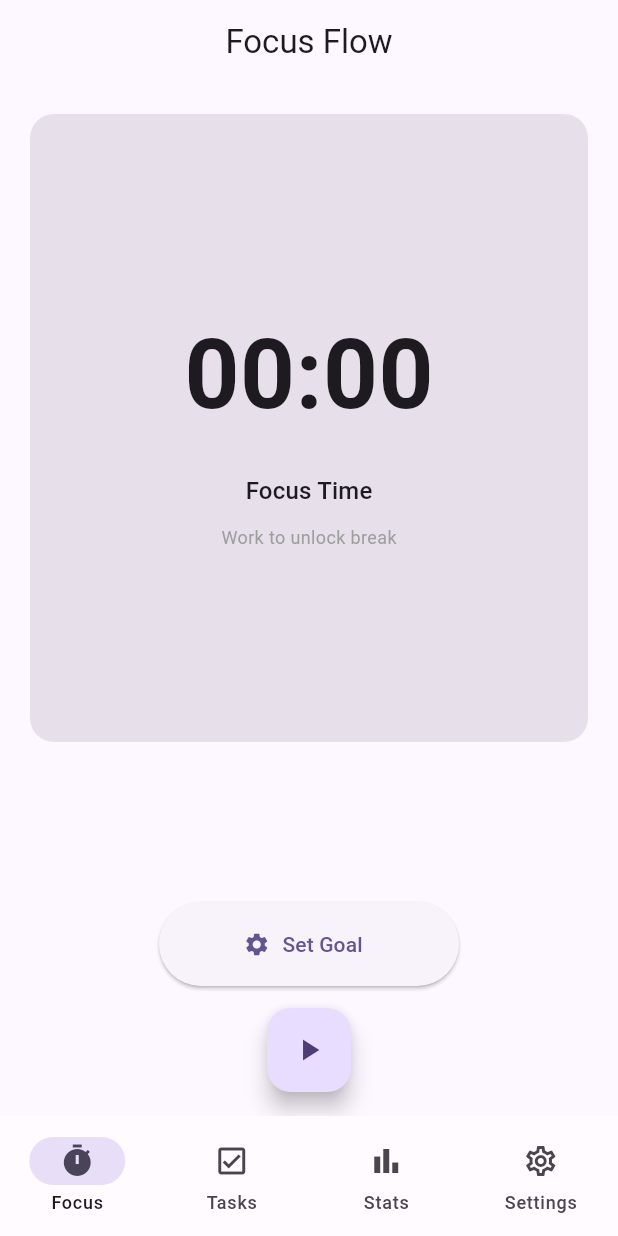
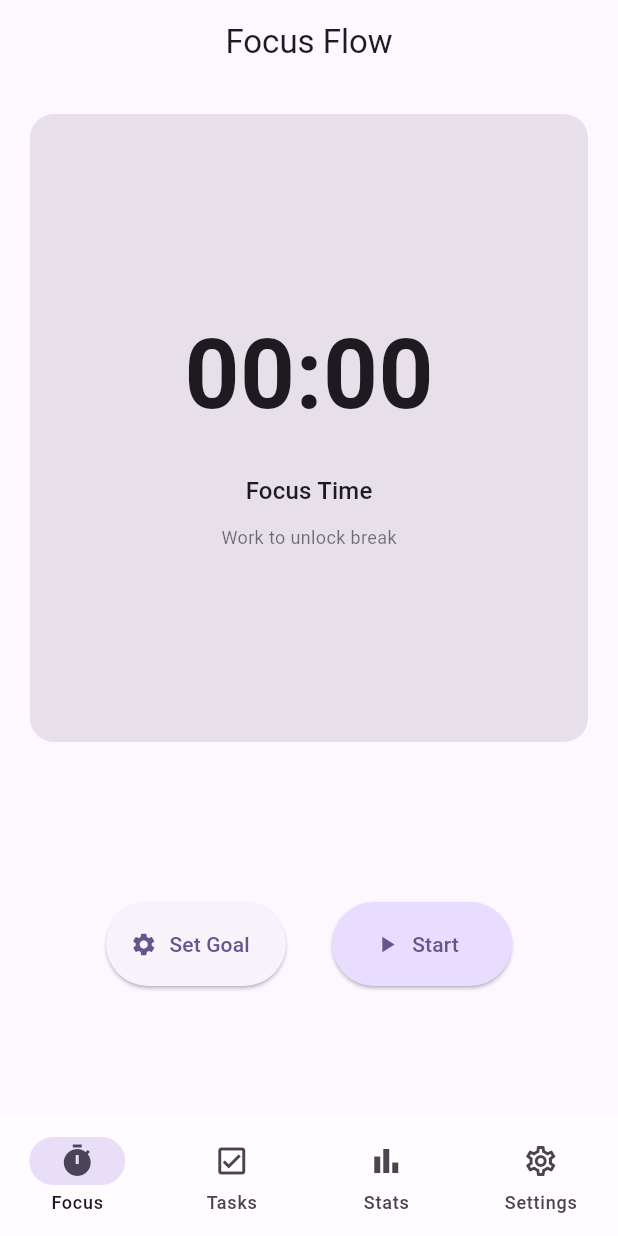
Before and after one commit to 7eopard/flutter-focus-flow, a Flutter app: the screen it shows after launch, on a phone screen of 412 x 824 dp. Run offline on Flutter 3.47's test engine with Material 3 defaults, Android fonts, the phone set to English and light mode, and no system bars.

Commit message:
feat: Improve undo functionality and rest state UI in focus flow app\n\n- 修复 complete&rest 后也应该暂存并显示undo按钮的问题\n- 修复 apply 后没有undo按钮的问题\n- 更新rest活跃状态下的按钮显示逻辑（backtofocus和skipandfocus）\n- 限制休息时的调整功能\n\nfeat: 改进专注流应用中的撤销功能和休息状态UI\n\n- Fixed issue where undo button wasn't showing after complete&rest\n- Fixed issue where undo button wasn't showing after apply\n- Updated button display logic in rest active state (backtofocus and skipandfocus)\n- Restricted adjustment functionality during rest state

```diff
--- a/flutter_focus_flow/lib/views/focus_view.dart
+++ b/flutter_focus_flow/lib/views/focus_view.dart
@@ -1,4 +1,3 @@
-import 'dart:async';
 import 'package:flutter/material.dart';
 import 'package:flutter_focus_flow/services/focus_service.dart';
 import 'package:provider/provider.dart';
@@ -18,49 +17,7 @@ class _FocusViewState extends State<FocusView> {
     super.initState();
   }
 
-  // 显示通知的方法
-  void _showNotification(String message) {
-    // 为简单起见，使用SnackBar，但可以自定义为在navbar上方显示
-    ScaffoldMessenger.of(context).showSnackBar(
-      SnackBar(
-        content: Text(message),
-        backgroundColor: Colors.grey[800],
-        behavior: SnackBarBehavior.floating,
-        margin: const EdgeInsets.only(
-          bottom: 80, // 80是大致的navbar高度
-          left: 16,
-          right: 16,
-        ),
-        duration: const Duration(seconds: 2),
-      ),
-    );
-  }
 
-  // 尝试开始休息的方法（当没有解锁时会失败）
-  void _tryStartBreak() {
-    if (!_focusService.state.isBreakUnlocked) {
-      _showNotification('Goal not reached yet! Keep focusing to unlock break.');
-    } else {
-      _focusService.startBreak();
-    }
-  }
-
-  // 检查是否可以进行交互（开始后且暂停时）
-  bool _canInteract() {
-    // 只有在计时器已开始（timeInSeconds > 0）且当前处于暂停状态时才能交互
-    return _focusService.state.timeInSeconds > 0 && !_focusService.state.isActive;
-  }
-
-  // 尝试高级休息的方法
-  void _tryAdvancedBreak() {
-    if (!_canInteract()) {
-      _showNotification('Timer must be started and paused to use advanced break.');
-    } else if (_focusService.state.mode == FocusMode.rest) {
-      _showNotification('Cannot use advanced break during rest mode.');
-    } else {
-      _focusService.advancedBreak();
-    }
-  }
 
   @override
   Widget build(BuildContext context) {
@@ -71,7 +28,9 @@ class _FocusViewState extends State<FocusView> {
         title: const Text('Focus Flow'),
         centerTitle: true,
         actions: [
-          if (_focusService.previousState != null)
+          // 显示undo按钮在apply后或调整状态时
+          if (_focusService.previousState != null &&
+              (_focusService.deltaAdjustmentInSeconds != 0 || _focusService.hasAppliedAdjustment))
             TextButton(
               onPressed: _focusService.undo,
               child: const Text('Undo'),
@@ -110,7 +69,7 @@ class _FocusViewState extends State<FocusView> {
                               : _focusService.isAdjustedGoalReached
                                   ? 'Goal Reached!'
                                   : 'Focus Time')
-                          : 'Rest Time',
+                          : (_focusService.state.isActive ? 'Rest Time' : 'Rest Time'),
                         style: Theme.of(context).textTheme.titleMedium,
                       ),
                       const SizedBox(height: 10),
@@ -132,7 +91,9 @@ class _FocusViewState extends State<FocusView> {
                             ? (_focusService.state.isBreakUnlocked ? 'Break Unlocked!' : 'Work to unlock break')
                             : '',
                           style: TextStyle(
-                            color: _focusService.state.isBreakUnlocked ? Colors.green : Colors.grey,
+                            color: _focusService.state.isBreakUnlocked
+                                ? Theme.of(context).colorScheme.primary
+                                : Theme.of(context).colorScheme.onSurface.withOpacity(0.6),
                             fontSize: 12,
                           ),
                         ),
@@ -151,11 +112,12 @@ class _FocusViewState extends State<FocusView> {
               child: _buildControls(_focusService.state.uiState),
             ),
           ),
+
+          // Bottom action buttons - 类似Google时钟的底部按钮布局
+          _buildBottomActionButtons(_focusService.state.uiState),
         ],
       ),
-      // 使用FAB作为主要的交互按钮
-      floatingActionButton: _buildFab(_focusService.state.uiState),
-      floatingActionButtonLocation: FloatingActionButtonLocation.centerFloat,
+      // 移除FAB，将所有操作按钮统一到底部操作区
     );
   }
 
@@ -163,70 +125,84 @@ class _FocusViewState extends State<FocusView> {
   Widget? _buildFab(FocusUiState uiState) {
     switch (uiState) {
       case FocusUiState.idle:
-      case FocusUiState.paused:
         return FloatingActionButton(
           onPressed: _focusService.startFocus,
           child: const Icon(Icons.play_arrow),
         );
-      case FocusUiState.running:
-      case FocusUiState.goalMet:
+      case FocusUiState.runningFocus:
+        // 在运行专注时，显示暂停按钮
         return FloatingActionButton(
           onPressed: _focusService.pauseFocus,
           child: const Icon(Icons.pause),
         );
-      case FocusUiState.restingRunning:
+      case FocusUiState.runningRest:
         return FloatingActionButton(
           onPressed: _focusService.pauseRest,
           child: const Icon(Icons.pause),
         );
-      case FocusUiState.restingPaused:
-        return FloatingActionButton(
-          onPressed: _focusService.resumeRest,
-          child: const Icon(Icons.play_arrow),
-        );
+      case FocusUiState.pausedFocus:
+      case FocusUiState.pausedRest:
+        // 不应该出现这个状态，因为我们直接转到调整模式
+        return null;
       case FocusUiState.adjusting:
         return null; // 调整时隐藏主按钮
+      case FocusUiState.goalMet:
+        // 在目标达成时，显示开始休息按钮
+        return FloatingActionButton(
+          onPressed: _focusService.startBreak,
+          child: const Icon(Icons.free_breakfast),
+          backgroundColor: Colors.green,
+        );
     }
+  }
+
+  // 通用按钮行组件 - 支持左右两个按钮
+  Widget _buildButtonRow(Widget leftButton, Widget rightButton) {
+    return Row(
+      mainAxisAlignment: MainAxisAlignment.spaceEvenly,
+      children: [
+        leftButton,
+        rightButton,
+      ],
+    );
+  }
+
+  // 通用按钮组件 - 简化按钮创建过程
+  Widget _buildActionButton({
+    required IconData icon,
+    required String label,
+    required VoidCallback onPressed,
+    Color? backgroundColor,
+  }) {
+    return ElevatedButton.icon(
+      icon: Icon(icon),
+      label: Text(label),
+      onPressed: onPressed,
+      style: ElevatedButton.styleFrom(
+        backgroundColor: backgroundColor,
+        minimumSize: const Size(120, 56),
+      ),
+    );
   }
 
   // 构建辅助控制按钮区域
   Widget _buildControls(FocusUiState uiState) {
     switch (uiState) {
       case FocusUiState.idle:
-        return Center(
-          child: ElevatedButton.icon(
-            icon: const Icon(Icons.settings),
-            label: const Text('Set Goal'),
+        return Container(
+          padding: const EdgeInsets.symmetric(horizontal: 20, vertical: 10),
+          child: _buildButtonRow(
+            _buildActionButton(
+              icon: Icons.settings,
+              label: 'Set Goal',
               onPressed: _showSetGoalDialog,
-            style: ElevatedButton.styleFrom(
-              minimumSize: const Size(200, 56),
             ),
+            _buildActionButton(
+              icon: Icons.play_arrow,
+              label: 'Start',
+              onPressed: _focusService.startFocus,
+              backgroundColor: Theme.of(context).colorScheme.primaryContainer,
             ),
-        );
-
-      case FocusUiState.paused:
-        return SingleChildScrollView(
-          child: Column(
-            mainAxisAlignment: MainAxisAlignment.center,
-            children: [
-              ElevatedButton.icon(
-                icon: const Icon(Icons.edit),
-                label: const Text('Adjust Time'),
-                onPressed: _focusService.beginTimeAdjustment,
-                style: ElevatedButton.styleFrom(
-                  minimumSize: const Size(200, 56),
-                ),
-              ),
-              const SizedBox(height: 16),
-              ElevatedButton.icon(
-                icon: const Icon(Icons.fast_forward),
-                label: const Text('Complete & Rest'),
-                onPressed: _focusService.advancedBreak,
-                style: ElevatedButton.styleFrom(
-                  minimumSize: const Size(200, 56),
-                ),
-              ),
-            ],
           ),
         );
 
@@ -235,77 +211,69 @@ class _FocusViewState extends State<FocusView> {
           child: Column(
             mainAxisAlignment: MainAxisAlignment.center,
             children: [
-              const Text('Adjust Time', style: TextStyle(fontSize: 18)),
               const SizedBox(height: 16),
               Row(
                 mainAxisAlignment: MainAxisAlignment.center,
                 children: [
                   OutlinedButton(onPressed: () => _focusService.adjustTime(-30), child: const Text('-30s')),
                   const SizedBox(width: 16),
-                  Text(_focusService.formattedAdjustedTime, style: const TextStyle(fontSize: 24, fontWeight: FontWeight.bold)),
+                  Text(_focusService.formattedDeltaAdjustment, style: const TextStyle(fontSize: 24, fontWeight: FontWeight.bold)),
                   const SizedBox(width: 16),
                   OutlinedButton(onPressed: () => _focusService.adjustTime(30), child: const Text('+30s')),
                 ],
               ),
-              const SizedBox(height: 24),
-              Wrap(
-                alignment: WrapAlignment.center,
-                spacing: 8.0,
-                runSpacing: 8.0,
-                children: [
-                  FilledButton.icon(
-                    onPressed: _focusService.applyTimeAdjustment, // 已包含恢复逻辑
-                    icon: const Icon(Icons.check),
-                    label: const Text('Apply & Resume'),
+              const SizedBox(height: 16),
+              _buildActionButton(
+                icon: Icons.fast_forward,
+                label: 'Complete & Rest',
+                onPressed: _focusService.advancedBreak,
+                backgroundColor: Theme.of(context).colorScheme.primaryContainer,
               ),
-                  OutlinedButton.icon(
-                    onPressed: _focusService.discardTimeAdjustment, // 已包含恢复逻辑
-                    icon: const Icon(Icons.close),
-                    label: const Text('Discard & Resume'),
-                  ),
-                ],
-              )
             ],
           ),
         );
 
       case FocusUiState.goalMet:
         return Center(
-          child: ElevatedButton.icon(
-            icon: const Icon(Icons.free_breakfast),
-            label: const Text('Start Rest'),
+          child: _buildActionButton(
+            icon: Icons.free_breakfast,
+            label: 'Start Rest',
             onPressed: _focusService.startBreak,
-            style: ElevatedButton.styleFrom(
-              backgroundColor: Colors.green,
-              minimumSize: const Size(200, 56),
-            ),
+            backgroundColor: Theme.of(context).colorScheme.primaryContainer,
           ),
         );
 
-      case FocusUiState.restingPaused:
-        return Row(
-          mainAxisAlignment: MainAxisAlignment.spaceEvenly,
+      case FocusUiState.runningFocus:
+      case FocusUiState.runningRest:
+      case FocusUiState.pausedFocus:
+        return const SizedBox.shrink(); // 运行时，辅助区域为空
+      case FocusUiState.pausedRest:
+        // 在暂停休息时显示调整控件
+        return SingleChildScrollView(
+          child: Column(
+            mainAxisAlignment: MainAxisAlignment.center,
             children: [
-            ElevatedButton.icon(
-              icon: const Icon(Icons.stop),
-              label: const Text('Stop Rest'),
-              onPressed: _focusService.endBreak,
-              style: ElevatedButton.styleFrom(
-                backgroundColor: Colors.red.withOpacity(0.8),
+              const SizedBox(height: 16),
+              Row(
+                mainAxisAlignment: MainAxisAlignment.center,
+                children: [
+                  OutlinedButton(onPressed: () => _focusService.adjustTime(-30), child: const Text('-30s')),
+                  const SizedBox(width: 16),
+                  Text(_focusService.formattedDeltaAdjustment, style: const TextStyle(fontSize: 24, fontWeight: FontWeight.bold)),
+                  const SizedBox(width: 16),
+                  OutlinedButton(onPressed: () => _focusService.adjustTime(30), child: const Text('+30s')),
+                ],
               ),
-            ),
-            ElevatedButton.icon(
-              icon: const Icon(Icons.play_circle_fill),
-              label: const Text('Focus Now'),
-              onPressed: _focusService.startNextFocusSession,
+              const SizedBox(height: 16),
+              _buildActionButton(
+                icon: Icons.check,
+                label: 'Apply',
+                onPressed: _focusService.applyTimeAdjustment,
+                backgroundColor: Theme.of(context).colorScheme.primaryContainer,
               ),
             ],
+          ),
         );
-
-      case FocusUiState.running:
-      case FocusUiState.restingRunning:
-      default:
-        return const SizedBox.shrink(); // 运行时和休息时，辅助区域为空
     }
   }
 
@@ -345,6 +313,134 @@ class _FocusViewState extends State<FocusView> {
     );
   }
 
+  // 构建底部操作按钮 - 类似Google时钟的布局
+  Widget _buildBottomActionButtons(FocusUiState uiState) {
+    switch (uiState) {
+      case FocusUiState.idle:
+        return Container(); // 空容器
+      case FocusUiState.runningFocus:
+        return Container(
+          padding: const EdgeInsets.symmetric(horizontal: 20, vertical: 10),
+          child: Row(
+            mainAxisAlignment: MainAxisAlignment.spaceEvenly,
+            children: [
+              // 暂停按钮
+              FloatingActionButton.extended(
+                onPressed: _focusService.pauseFocus,
+                label: const Text('Pause'),
+                icon: const Icon(Icons.pause),
+                backgroundColor: Theme.of(context).colorScheme.secondaryContainer,
+              ),
+              // 开始休息按钮（根据是否解锁显示不同状态）
+              _buildActionButton(
+                icon: _focusService.state.isBreakUnlocked ? Icons.free_breakfast : Icons.lock,
+                label: _focusService.state.isBreakUnlocked ? 'Rest' : 'Lock',
+                onPressed: _focusService.state.isBreakUnlocked
+                    ? _focusService.startBreak
+                    : () {}, // 空函数，按钮不可用但仍可点击，或者使用下面的方法禁用
+                backgroundColor: _focusService.state.isBreakUnlocked
+                    ? Theme.of(context).colorScheme.primaryContainer
+                    : Theme.of(context).colorScheme.surfaceVariant.withOpacity(0.5),
+              ),
+            ],
+          ),
+        );
+      case FocusUiState.runningRest:
+        return Container(
+          padding: const EdgeInsets.symmetric(horizontal: 20, vertical: 10),
+          child: Row(
+            mainAxisAlignment: MainAxisAlignment.spaceEvenly,
+            children: [
+              // 返回专注按钮 (backtofocus)
+              FloatingActionButton.extended(
+                onPressed: _focusService.endBreak,
+                label: const Text('Back to Focus'),
+                icon: const Icon(Icons.assignment),
+                backgroundColor: Theme.of(context).colorScheme.primaryContainer,
+              ),
+              // 跳过休息并专注按钮 (skipandfocus)
+              FloatingActionButton.extended(
+                onPressed: () {
+                  _focusService.endBreak();
+                  _focusService.startFocus();
+                },
+                label: const Text('Skip & Focus'),
+                icon: const Icon(Icons.fast_forward),
+                backgroundColor: Theme.of(context).colorScheme.secondaryContainer,
+              ),
+            ],
+          ),
+        );
+      case FocusUiState.adjusting:
+        return Container(
+          padding: const EdgeInsets.symmetric(horizontal: 20, vertical: 10),
+          child: Row(
+            mainAxisAlignment: MainAxisAlignment.spaceEvenly,
+            children: [
+              // 取消并恢复按钮
+              FloatingActionButton.extended(
+                onPressed: _focusService.discardTimeAdjustment,
+                label: const Text('Discard'),
+                icon: const Icon(Icons.close),
+                backgroundColor: Theme.of(context).colorScheme.errorContainer,
+              ),
+              // 应用并恢复按钮
+              FloatingActionButton.extended(
+                onPressed: _focusService.applyTimeAdjustment,
+                label: const Text('Apply'),
+                icon: const Icon(Icons.check),
+                backgroundColor: Theme.of(context).colorScheme.primaryContainer,
+              ),
+            ],
+          ),
+        );
+      case FocusUiState.goalMet:
+        return Container(
+          padding: const EdgeInsets.symmetric(horizontal: 20, vertical: 10),
+          child: Row(
+            mainAxisAlignment: MainAxisAlignment.center,
+            children: [
+              // 开始休息按钮
+              FloatingActionButton.extended(
+                onPressed: _focusService.startBreak,
+                label: const Text('Start Rest'),
+                icon: const Icon(Icons.free_breakfast),
+                backgroundColor: Theme.of(context).colorScheme.primaryContainer,
+              ),
+            ],
+          ),
+        );
+      case FocusUiState.pausedFocus:
+        // 不应该出现这个状态，因为我们直接转到调整模式
+        return Container();
+      case FocusUiState.pausedRest:
+        return Container(
+          padding: const EdgeInsets.symmetric(horizontal: 20, vertical: 10),
+          child: Row(
+            mainAxisAlignment: MainAxisAlignment.spaceEvenly,
+            children: [
+              // 取消并恢复按钮
+              FloatingActionButton.extended(
+                onPressed: _focusService.discardTimeAdjustment,
+                label: const Text('Discard'),
+                icon: const Icon(Icons.close),
+                backgroundColor: Theme.of(context).colorScheme.errorContainer,
+              ),
+              // 恢复休息按钮
+              FloatingActionButton.extended(
+                onPressed: () {
+                  _focusService.resumeRest();
+                },
+                label: const Text('Resume'),
+                icon: const Icon(Icons.play_arrow),
+                backgroundColor: Theme.of(context).colorScheme.primaryContainer,
+              ),
+            ],
+          ),
+        );
+    }
+  }
+
   @override
   void dispose() {
     super.dispose();
```
Also changed, not shown: flutter_focus_flow/lib/services/focus_service.dart (+120 -21 lines). Lines whose indentation alone changed are shown as unchanged.
